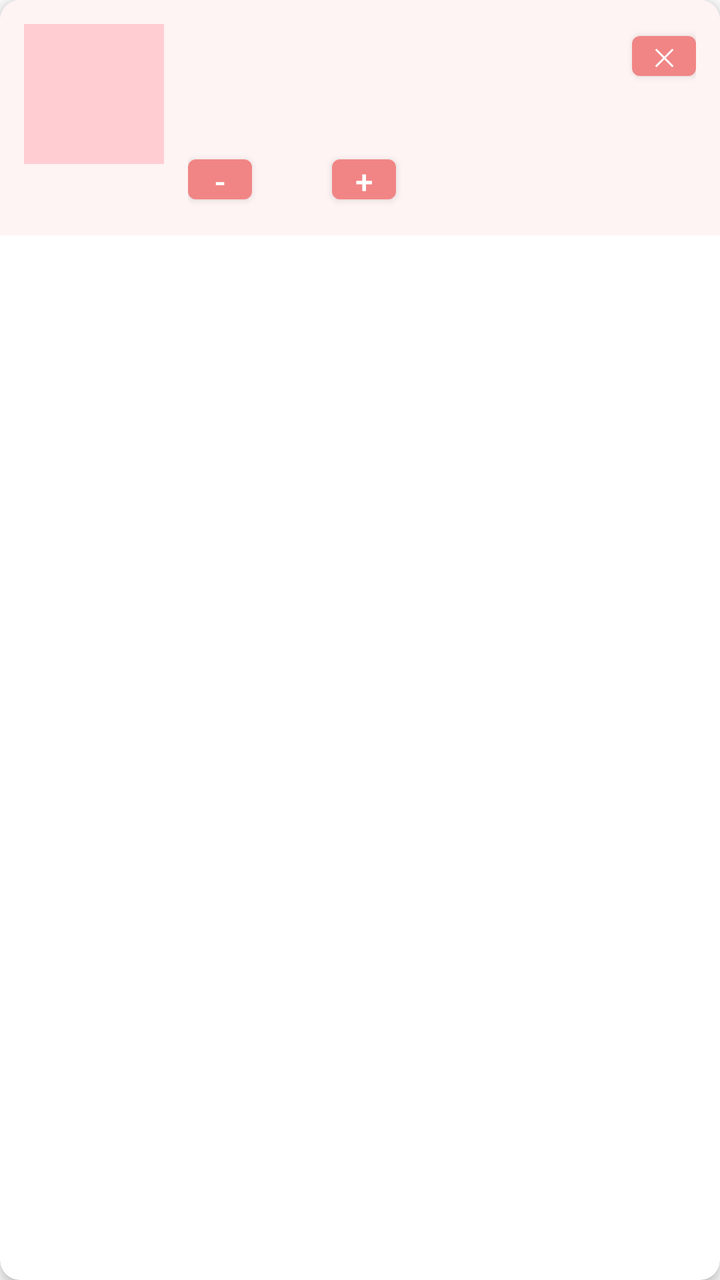
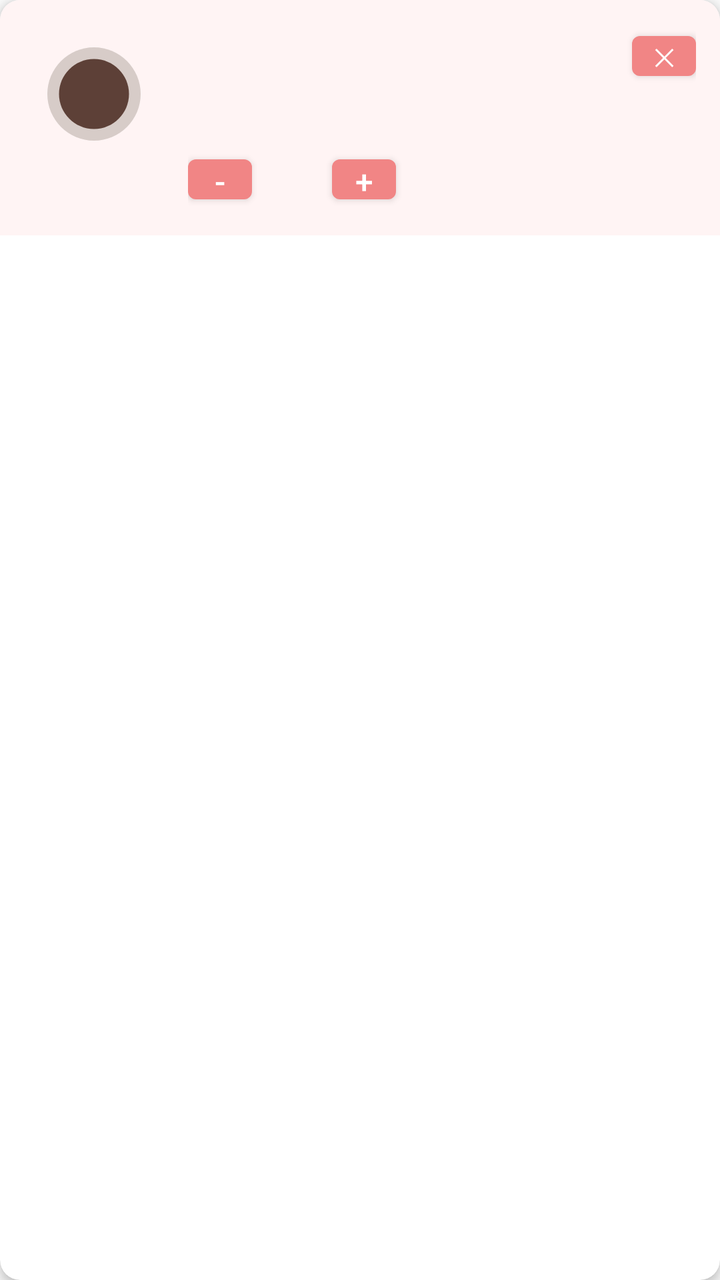

Compare the two renders of this Android layout. The source of the first and the diff that turns it into the second are given below.
<!-- AndroidManifest.xml: application theme Theme.RestaurantApp -->
<!-- res/layout/item_cart.xml -->
<?xml version="1.0" encoding="utf-8"?>
<androidx.cardview.widget.CardView xmlns:android="http://schemas.android.com/apk/res/android"
    xmlns:app="http://schemas.android.com/apk/res-auto"
    android:layout_width="match_parent"
    android:layout_height="wrap_content"
    android:layout_marginStart="8dp"
    android:layout_marginEnd="8dp"
    android:layout_marginTop="6dp"
    android:layout_marginBottom="6dp"
    app:cardElevation="3dp"
    app:cardCornerRadius="10dp">

    <LinearLayout
        android:layout_width="match_parent"
        android:layout_height="wrap_content"
        android:orientation="horizontal"
        android:padding="12dp"
        android:background="@color/red">

        
        <ImageView
            android:id="@+id/ivFood"
            android:layout_width="70dp"
            android:layout_height="70dp"
            android:scaleType="centerCrop"
            android:background="@color/primary_light"
            android:contentDescription="@string/app_name" />

        
        <LinearLayout
            android:layout_width="0dp"
            android:layout_height="wrap_content"
            android:layout_weight="1"
            android:layout_marginStart="12dp"
            android:orientation="vertical">

            <LinearLayout
                android:layout_width="match_parent"
                android:layout_height="wrap_content"
                android:orientation="horizontal">

                <TextView
                    android:id="@+id/tvName"
                    android:layout_width="0dp"
                    android:layout_height="wrap_content"
                    android:layout_weight="1"
                    android:textSize="14sp"
                    android:fontFamily="sans-serif-medium"
                    android:textColor="@color/black"
                    android:maxLines="2"
                    android:ellipsize="end" />

                
                <com.google.android.material.button.MaterialButton
                    android:id="@+id/btnRemove"
                    android:layout_width="32dp"
                    android:layout_height="32dp"
                    android:text="✕"
                    android:textSize="12sp"
                    android:padding="0dp"
                    app:backgroundTint="@color/primary_dark"
                    style="@style/Widget.MaterialComponents.Button" />
            </LinearLayout>

            <TextView
                android:id="@+id/tvPrice"
                android:layout_width="wrap_content"
                android:layout_height="wrap_content"
                android:layout_marginTop="4dp"
                android:textSize="13sp"
                android:textColor="@color/black" />

            
            <LinearLayout
                android:layout_width="match_parent"
                android:layout_height="wrap_content"
                android:layout_marginTop="8dp"
                android:orientation="horizontal"
                android:gravity="center_vertical">

                <com.google.android.material.button.MaterialButton
                    android:id="@+id/btnDecrease"
                    android:layout_width="32dp"
                    android:layout_height="32dp"
                    android:text="-"
                    android:textSize="16sp"
                    android:padding="0dp"
                    app:backgroundTint="@color/primary_dark"
                    style="@style/Widget.MaterialComponents.Button" />

                <TextView
                    android:id="@+id/tvQuantity"
                    android:layout_width="40dp"
                    android:layout_height="wrap_content"
                    android:gravity="center"
                    android:textSize="15sp"
                    android:fontFamily="sans-serif-medium"
                    android:textColor="@color/black" />

                <com.google.android.material.button.MaterialButton
                    android:id="@+id/btnIncrease"
                    android:layout_width="32dp"
                    android:layout_height="32dp"
                    android:text="+"
                    android:textSize="16sp"
                    android:padding="0dp"
                    app:backgroundTint="@color/primary_dark"
                    style="@style/Widget.MaterialComponents.Button" />

                <TextView
                    android:id="@+id/tvItemTotal"
                    android:layout_width="0dp"
                    android:layout_height="wrap_content"
                    android:layout_weight="1"
                    android:gravity="end"
                    android:textSize="15sp"
                    android:fontFamily="sans-serif-medium"
                    android:textColor="@color/black" />

            </LinearLayout>
        </LinearLayout>
    </LinearLayout>

</androidx.cardview.widget.CardView>
<!-- resources referenced by this layout -->
<resources>
  <color name="black">#000000</color>
  <color name="primary_dark">#f18585</color>
  <color name="primary_light">#FFCDD2</color>
  <color name="red">#fff4f4</color>
  <string name="app_name"> China Food </string>
  <style name="Theme.RestaurantApp" parent="Theme.MaterialComponents.DayNight.NoActionBar">
          <item name="colorPrimary">@color/primary</item>
          <item name="colorPrimaryDark">@color/primary_dark</item>
          <item name="colorAccent">@color/accent</item>
          <item name="android:statusBarColor">@color/status_bar</item>
          <item name="android:windowBackground">@color/background</item>
          <item name="toolbarStyle">@style/Widget.RestaurantApp.Toolbar</item>
      </style>
  <color name="primary">#D32F2F</color>
  <color name="accent">#FF6F00</color>
  <color name="status_bar">#B71C1C</color>
  <color name="background">#FAFAFA</color>
  <style name="Widget.RestaurantApp.Toolbar" parent="Widget.AppCompat.Toolbar">
          <item name="android:background">@color/primary</item>
          <item name="android:elevation">4dp</item>
          
          <item name="android:minHeight">56dp</item>
          <item name="titleTextColor">@color/text_on_primary</item>
          <item name="titleTextAppearance">@style/TextAppearance.RestaurantApp.Toolbar.Title</item>
          <item name="contentInsetStartWithNavigation">16dp</item>
          <item name="theme">@style/ThemeOverlay.RestaurantApp.Toolbar</item>
      </style>
  <color name="text_on_primary">#FFFFFF</color>
  <style name="TextAppearance.RestaurantApp.Toolbar.Title" parent="TextAppearance.AppCompat.Widget.ActionBar.Title">
          <item name="android:textColor">@color/text_on_primary</item>
          <item name="android:textSize">22dp</item>
          <item name="android:fontFamily">sans-serif-medium</item>
          <item name="android:letterSpacing">0</item>
      </style>
  <style name="ThemeOverlay.RestaurantApp.Toolbar" parent="ThemeOverlay.AppCompat.Dark.ActionBar">
          <item name="colorControlNormal">@color/text_on_primary</item>
      </style>
</resources>

<!-- the commit's change to res/layout/item_cart.xml (unified diff, before → after) -->
@@ -17,14 +17,22 @@
         android:padding="12dp"
         android:background="@color/red">
 
-        
-        <ImageView
-            android:id="@+id/ivFood"
+        <androidx.cardview.widget.CardView
             android:layout_width="70dp"
             android:layout_height="70dp"
-            android:scaleType="centerCrop"
-            android:background="@color/primary_light"
-            android:contentDescription="@string/app_name" />
+            app:cardCornerRadius="12dp"
+            app:cardElevation="0dp"
+            app:cardBackgroundColor="@android:color/transparent">
+
+            <ImageView
+                android:id="@+id/ivFood"
+                android:layout_width="match_parent"
+                android:layout_height="match_parent"
+                android:scaleType="centerCrop"
+                android:src="@drawable/ic_food_bagel"
+                android:contentDescription="@string/app_name" />
+
+        </androidx.cardview.widget.CardView>
 
         
         <LinearLayout
<!-- resource entries referenced after the edit -->
@@ -2,8 +2,12 @@
 <resources>
   <color name="black">#000000</color>
   <color name="primary_dark">#f18585</color>
-  <color name="primary_light">#FFCDD2</color>
   <color name="red">#fff4f4</color>
+  <!-- drawable ic_food_bagel (drawable) -->
+  <vector xmlns:android="http://schemas.android.com/apk/res/android" android:width="96dp" android:height="96dp" android:viewportWidth="24" android:viewportHeight="24">
+      <path android:fillColor="#D7CCC8" android:pathData="M12,4c-4.4,0 -8,3.6 -8,8s3.6,8 8,8 8,-3.6 8,-8 -3.6,-8 -8,-8z"/>
+      <path android:fillColor="#5D4037" android:pathData="M12,6c-3.3,0 -6,2.7 -6,6s2.7,6 6,6 6,-2.7 6,-6 -2.7,-6 -6,-6z"/>
+  </vector>
   <string name="app_name"> China Food </string>
   <style name="Theme.RestaurantApp" parent="Theme.MaterialComponents.DayNight.NoActionBar">
           <item name="colorPrimary">@color/primary</item>
